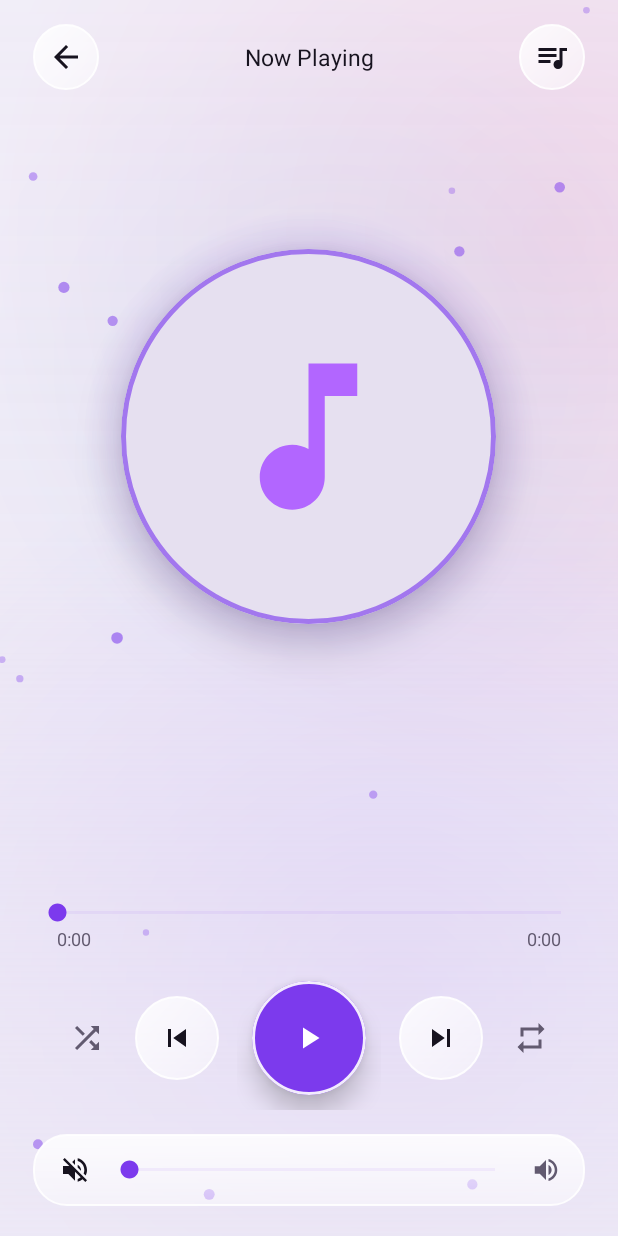
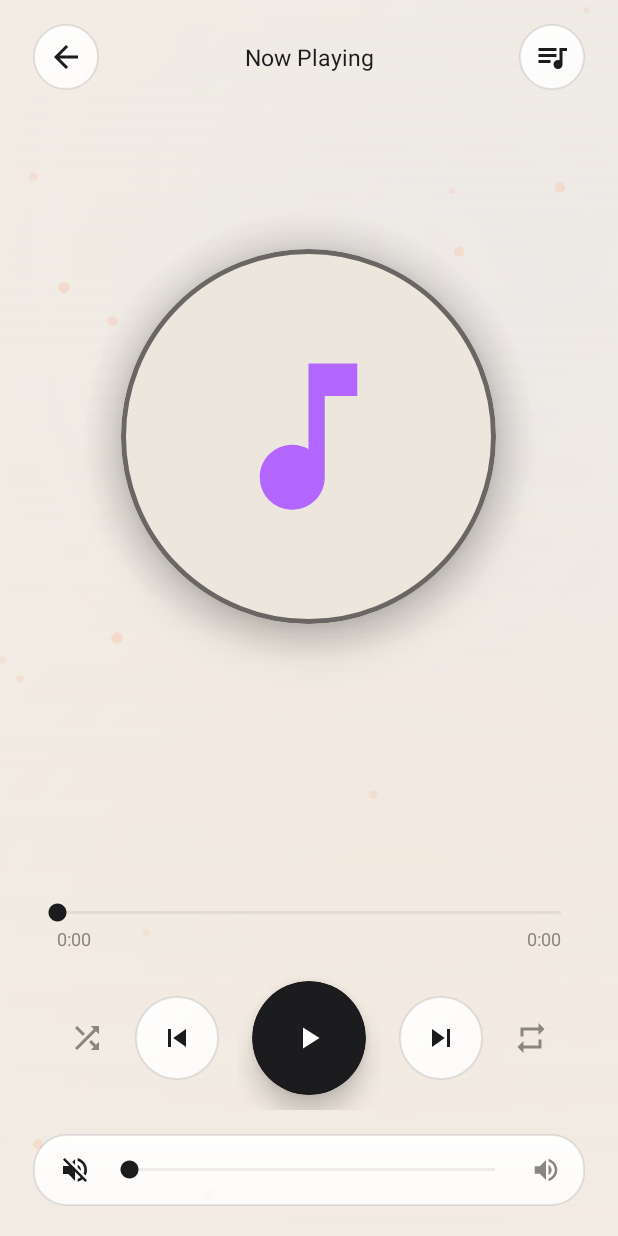
Before and after one commit to Jeeva-Udemy/modern-music-player, an Android app: the NowPlayingActivity screen opened directly, with no data from a screen before it, on a phone screen of 412 x 824 dp. Run offline under Robolectric (Android 15) with nearby library versions, the phone set to English and light mode, and no system bars; libraries missing offline, so code that uses them is left out: androidx.palette.graphics; 1 statement that could not run was skipped.

Commit message:
Used a different colour for songs that don't have thumbnails

```diff
--- a/app/src/main/java/com/claude/musicplayer/AmbientBackgroundView.kt
+++ b/app/src/main/java/com/claude/musicplayer/AmbientBackgroundView.kt
@@ -67,11 +67,7 @@ class AmbientBackgroundView @JvmOverloads constructor(
     private var previousArt: Bitmap? = null
     private var fadeStart = 0L
 
-    private var orbColors = intArrayOf(
-        ArtworkTheme.accentFor(context),
-        ArtworkTheme.secondaryFor(context),
-        context.getColor(R.color.ambientOrb3)
-    )
+    private var orbColors = computeOrbColors()
     private var previousOrbColors = orbColors.copyOf()
 
     private val artPaint = Paint(Paint.FILTER_BITMAP_FLAG or Paint.ANTI_ALIAS_FLAG)
@@ -104,15 +100,28 @@ class AmbientBackgroundView @JvmOverloads constructor(
             previousArt = art
             art = state.blurred
             previousOrbColors = currentOrbColors()
-            orbColors = intArrayOf(
-                ArtworkTheme.accentFor(context),
-                ArtworkTheme.secondaryFor(context),
-                context.getColor(R.color.ambientOrb3)
-            )
+            orbColors = computeOrbColors()
             fadeStart = SystemClock.uptimeMillis()
             invalidate()
         }
     }
+
+    /**
+     * Glows take the artwork's colours when there is artwork; otherwise the
+     * theme's own soft glows (lavender/periwinkle on slate, peach/sky/lilac
+     * on cream) — the plain fallback accent (black in light mode) would make
+     * murky orbs.
+     */
+    private fun computeOrbColors(): IntArray =
+        if (ArtworkTheme.hasArtworkColours(context)) intArrayOf(
+            ArtworkTheme.accentFor(context),
+            ArtworkTheme.secondaryFor(context),
+            context.getColor(R.color.ambientOrb3)
+        ) else intArrayOf(
+            context.getColor(R.color.ambientOrb1),
+            context.getColor(R.color.ambientOrb2),
+            context.getColor(R.color.ambientOrb3)
+        )
 
     override fun onAttachedToWindow() {
         super.onAttachedToWindow()
--- a/app/src/main/java/com/claude/musicplayer/ArtworkTheme.kt
+++ b/app/src/main/java/com/claude/musicplayer/ArtworkTheme.kt
@@ -98,8 +98,18 @@ object ArtworkTheme {
             ?: context.getColor(R.color.accentSecondary)
 
     /** White or near-black, whichever reads better on top of [color]. */
-    fun onColorFor(color: Int): Int =
-        if (ColorUtils.calculateLuminance(color) > 0.55) Color.parseColor("#17131F") else Color.WHITE
+    fun onColorFor(color: Int): Int {
+        // Whichever of white / near-black contrasts more — e.g. dark text on
+        // the soft lavender, white text on black or deep artwork colours.
+        val dark = Color.parseColor("#1C1C2A")
+        return if (ColorUtils.calculateContrast(Color.WHITE, ColorUtils.setAlphaComponent(color, 255)) >=
+            ColorUtils.calculateContrast(dark, ColorUtils.setAlphaComponent(color, 255))
+        ) Color.WHITE else dark
+    }
+
+    /** True while the current song's artwork is supplying the colours (vs. the theme fallback). */
+    fun hasArtworkColours(context: Context): Boolean =
+        (if (isNight(context)) state.accentForDark else state.accentForLight) != null
 
     /**
      * Background for dropdowns and dialogs: the screen's surface colour
--- a/app/src/main/java/com/claude/musicplayer/MusicService.kt
+++ b/app/src/main/java/com/claude/musicplayer/MusicService.kt
@@ -545,7 +545,8 @@ class MusicService : Service() {
             )
             .setCategory(NotificationCompat.CATEGORY_TRANSPORT)
             .setColorized(true)
-            .setColor(0xFF7B2FF7.toInt())
+            // Artwork colour when available, otherwise the app's lavender.
+            .setColor(ArtworkTheme.state.accentForDark ?: 0xFF9AA5F0.toInt())
             .setVisibility(NotificationCompat.VISIBILITY_PUBLIC)
             .setShowWhen(false)
             .setOnlyAlertOnce(true)
--- a/app/src/main/res/drawable/bg_playlist_placeholder.xml
+++ b/app/src/main/res/drawable/bg_playlist_placeholder.xml
@@ -3,6 +3,5 @@
     <gradient
         android:angle="315"
         android:startColor="@color/accent"
-        android:centerColor="#B14FE0"
         android:endColor="@color/accentSecondary" />
 </shape>
--- a/app/src/main/res/values-night/colors.xml
+++ b/app/src/main/res/values-night/colors.xml
@@ -1,27 +1,32 @@
 <?xml version="1.0" encoding="utf-8"?>
+<!-- Dark theme: muted slate blue with soft lavender accents. -->
 <resources>
-    <color name="backgroundDark">#0B0A12</color>
-    <color name="surfaceDark">#1E1A29</color>
-    <color name="surfaceElevated">#2A2438</color>
-    <color name="accent">#A877FF</color>
-    <color name="accentSecondary">#FF5CA8</color>
-    <color name="onAccent">#FFFFFF</color>
-    <color name="textPrimary">#FFFFFF</color>
-    <color name="textSecondary">#B0A8C0</color>
-    <color name="danger">#FF6B6B</color>
+    <color name="backgroundDark">#2E3350</color>
+    <color name="surfaceDark">#353B5C</color>
+    <color name="surfaceElevated">#3B4166</color>
+    <color name="accent">#9AA5F0</color>
+    <color name="accentSecondary">#C3A9F0</color>
+    <color name="onAccent">#1E2238</color>
+    <color name="textPrimary">#E8EAF6</color>
+    <color name="textSecondary">#A3A9C9</color>
+    <color name="danger">#FF7A7A</color>
 
-    <color name="glassFill">#1FFFFFFF</color>
-    <color name="glassFillTop">#2EFFFFFF</color>
-    <color name="glassFillBottom">#0DFFFFFF</color>
-    <color name="glassStroke">#33FFFFFF</color>
+    <!-- Raised slate cards with a soft lighter rim -->
+    <color name="glassFill">#CC3B4166</color>
+    <color name="glassFillTop">#E6434A72</color>
+    <color name="glassFillBottom">#B3363C5E</color>
+    <color name="glassStroke">#994C5380</color>
     <color name="glassDivider">#1AFFFFFF</color>
 
-    <color name="ambientBase">#07060C</color>
-    <color name="ambientScrimTop">#66070610</color>
-    <color name="ambientScrimBottom">#E607060C</color>
-    <color name="ambientOrb3">#2DD4BF</color>
+    <!-- Ambient background: slate base with lavender / periwinkle glows -->
+    <color name="ambientBase">#2E3350</color>
+    <color name="ambientScrimTop">#802E3350</color>
+    <color name="ambientScrimBottom">#E62E3350</color>
+    <color name="ambientOrb1">#6F7BD6</color>
+    <color name="ambientOrb2">#8E78C8</color>
+    <color name="ambientOrb3">#5E8FC4</color>
 
-    <!-- Dropdown menus and dialogs: frosted, but opaque enough to read over any list -->
-    <color name="dropdownFill">#F2221D2E</color>
+    <!-- Dropdown menus and dialogs -->
+    <color name="dropdownFill">#F2353B5C</color>
     <color name="rippleSoft">#33FFFFFF</color>
 </resources>
--- a/app/src/main/res/values/colors.xml
+++ b/app/src/main/res/values/colors.xml
@@ -1,32 +1,36 @@
 <?xml version="1.0" encoding="utf-8"?>
-<!-- Light theme palette. The dark palette lives in values-night/colors.xml.
-     Names are kept from the original dark-only theme so every layout picks
-     up both modes automatically. -->
+<!-- Light theme: warm cream with white cards and black accents.
+     The dark palette lives in values-night/colors.xml. Names are kept from
+     the original dark-only theme so every layout picks up both modes.
+     "accent" is the fallback for songs without artwork — songs with artwork
+     tint buttons from their cover instead (see ArtworkTheme). -->
 <resources>
-    <color name="backgroundDark">#EEEAF6</color>
+    <color name="backgroundDark">#F2ECE4</color>
     <color name="surfaceDark">#FFFFFF</color>
-    <color name="surfaceElevated">#E6E0F0</color>
-    <color name="accent">#7C3AED</color>
-    <color name="accentSecondary">#E0418A</color>
+    <color name="surfaceElevated">#ECE6DD</color>
+    <color name="accent">#1C1C1E</color>
+    <color name="accentSecondary">#8A7F72</color>
     <color name="onAccent">#FFFFFF</color>
-    <color name="textPrimary">#17131F</color>
-    <color name="textSecondary">#625A70</color>
-    <color name="danger">#E5484D</color>
+    <color name="textPrimary">#1C1C1E</color>
+    <color name="textSecondary">#8A8580</color>
+    <color name="danger">#D93F3F</color>
 
-    <!-- Frosted-glass surfaces -->
-    <color name="glassFill">#99FFFFFF</color>
-    <color name="glassFillTop">#D9FFFFFF</color>
-    <color name="glassFillBottom">#73FFFFFF</color>
-    <color name="glassStroke">#E6FFFFFF</color>
-    <color name="glassDivider">#1A17131F</color>
+    <!-- Cards and controls: near-solid white, as in the reference -->
+    <color name="glassFill">#D9FFFFFF</color>
+    <color name="glassFillTop">#F2FFFFFF</color>
+    <color name="glassFillBottom">#C7FFFFFF</color>
+    <color name="glassStroke">#1A1C1C1E</color>
+    <color name="glassDivider">#141C1C1E</color>
 
-    <!-- Ambient background -->
-    <color name="ambientBase">#EEEAF6</color>
-    <color name="ambientScrimTop">#80F4F1FA</color>
-    <color name="ambientScrimBottom">#D9EEEAF6</color>
-    <color name="ambientOrb3">#38BDF8</color>
+    <!-- Ambient background: cream base with soft peach / sky / lilac glows -->
+    <color name="ambientBase">#F2ECE4</color>
+    <color name="ambientScrimTop">#99F2ECE4</color>
+    <color name="ambientScrimBottom">#E6F2ECE4</color>
+    <color name="ambientOrb1">#F3CDB8</color>
+    <color name="ambientOrb2">#C9DAF2</color>
+    <color name="ambientOrb3">#E2D4EE</color>
 
-    <!-- Dropdown menus and dialogs: frosted, but opaque enough to read over any list -->
-    <color name="dropdownFill">#F5FFFFFF</color>
-    <color name="rippleSoft">#2217131F</color>
+    <!-- Dropdown menus and dialogs -->
+    <color name="dropdownFill">#FAFFFFFF</color>
+    <color name="rippleSoft">#1A1C1C1E</color>
 </resources>
```
